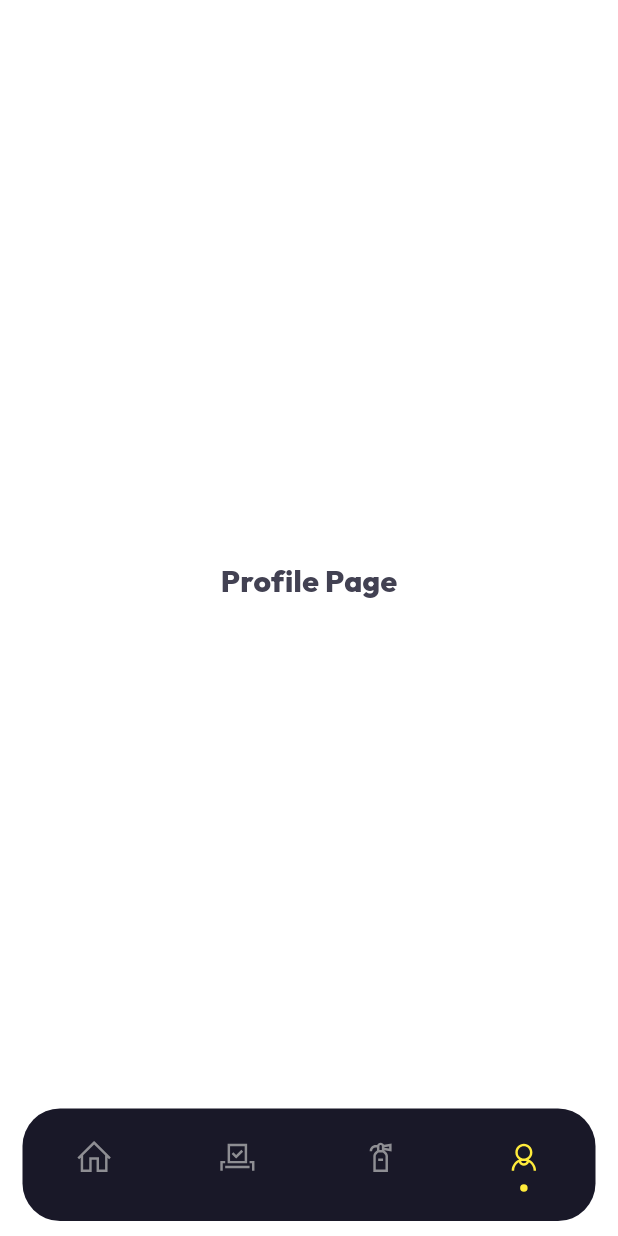
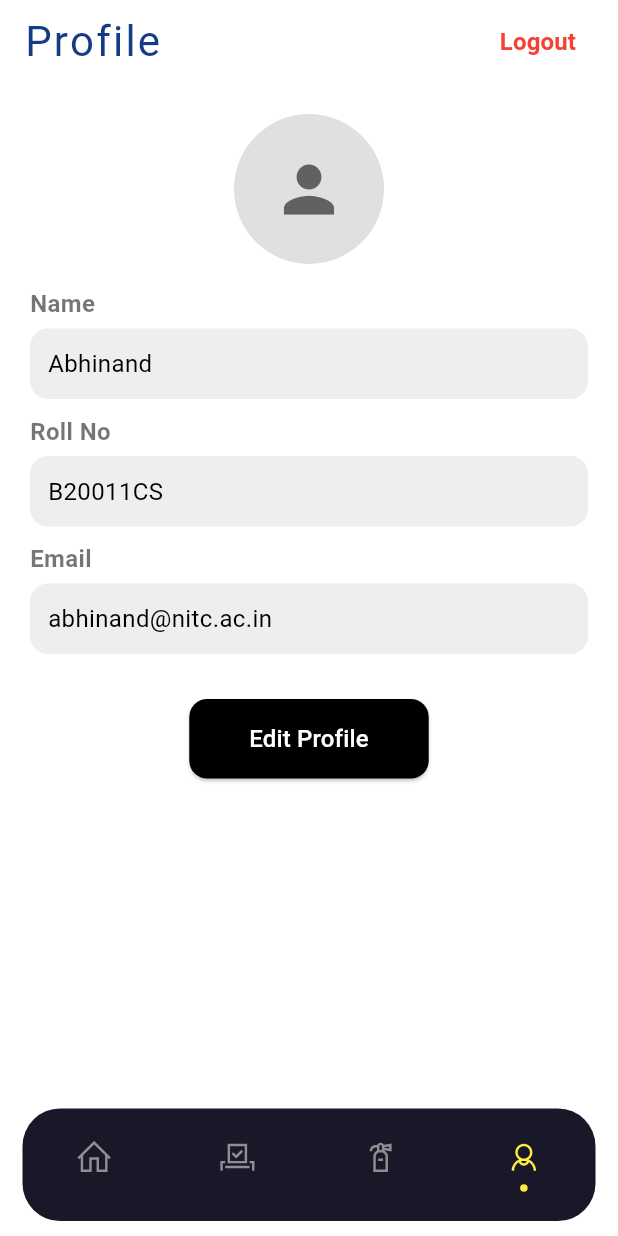
Before and after one commit to abhinandhp/univote, a Flutter app: the screen it shows once a user with an empty profile is signed in, item 4 of the bottom bar chosen, on a phone screen of 412 x 824 dp. Run offline on Flutter 3.47's test engine with Material 3 defaults, Android fonts, the phone set to English and light mode, and no system bars; drawn by our look-alikes of persistent_bottom_nav_bar; our stand-ins replace flutter_animate, flutter_spinkit, google_fonts, line_icons, lottie, shimmer and 1 more; accounts and stored records are empty; Roboto replaces fonts that are missing (Ultra); project files that could hold a hidden picture were left out.

Commit message:
enhance profile page UI with app bar, logout button, and user details

```diff
--- a/lib/pages/profilepage.dart
+++ b/lib/pages/profilepage.dart
@@ -1,18 +1,138 @@
+// import 'package:flutter/material.dart';
+// import 'package:google_fonts/google_fonts.dart';
+
+// class ProfilePage extends StatelessWidget {
+//   const ProfilePage({super.key});
+
+//   @override
+//   Widget build(BuildContext context) {
+//     return Scaffold(
+//       backgroundColor: Colors.white,
+//       body: Center(child: Text("Profile Page",style: GoogleFonts.outfit(
+//                   fontSize: 20,
+//                   fontWeight: FontWeight.w800,
+//                   color: Color.fromARGB(255, 66, 65, 82),
+//                 ),),),
+//     );
+//   }
+// }
 import 'package:flutter/material.dart';
 import 'package:google_fonts/google_fonts.dart';
+import 'package:univote/pages/loginpage.dart';
 
 class ProfilePage extends StatelessWidget {
-  const ProfilePage({super.key});
-
   @override
   Widget build(BuildContext context) {
     return Scaffold(
       backgroundColor: Colors.white,
-      body: Center(child: Text("Profile Page",style: GoogleFonts.outfit(
-                  fontSize: 20,
-                  fontWeight: FontWeight.w800,
-                  color: Color.fromARGB(255, 66, 65, 82),
-                ),),),
+      appBar: AppBar(
+        backgroundColor: Colors.white,
+        elevation: 0,
+        iconTheme: IconThemeData(color: Colors.blue.shade900),
+        title: Row(
+          mainAxisAlignment: MainAxisAlignment.spaceBetween,
+          children: [
+            Text(
+              'Profile',
+              style: GoogleFonts.ultra(
+                fontSize: 28,
+                letterSpacing: 1.5,
+                color: const Color.fromARGB(255, 22, 59, 133),
+              ),
+            ),
+            TextButton(
+              onPressed: () {
+  Navigator.pushReplacement(
+    context,
+    MaterialPageRoute(builder: (context) => LoginPage()),
+  );
+},
+              child: Text(
+                'Logout',
+                style: TextStyle(
+                  fontSize: 16,
+                  color: Colors.red,
+                  fontWeight: FontWeight.bold,
+                ),
+              ),
+            ),
+          ],
+        ),
+      ),
+      body: Padding(
+        padding: const EdgeInsets.symmetric(horizontal: 20.0),
+        child: Column(
+          crossAxisAlignment: CrossAxisAlignment.center,
+          children: [
+            SizedBox(height: 20),
+            CircleAvatar(
+              radius: 50,
+              backgroundColor: Colors.grey[300],
+              child: Icon(Icons.person, size: 50, color: Colors.grey[700]),
+            ),
+            SizedBox(height: 15),
+            ProfileDetail(title: "Name", value: "Abhinand"),
+            SizedBox(height: 10),
+            ProfileDetail(title: "Roll No", value: "B20011CS"),
+            SizedBox(height: 10),
+            ProfileDetail(title: "Email", value: "abhinand@nitc.ac.in"),
+            SizedBox(height: 30),
+            ElevatedButton(
+              onPressed: () {},
+              style: ElevatedButton.styleFrom(
+                backgroundColor: Colors.black,
+                shape: RoundedRectangleBorder(
+                  borderRadius: BorderRadius.circular(12),
+                ),
+                padding: EdgeInsets.symmetric(horizontal: 40, vertical: 15),
+
+              ),
+
+              child: Text(
+                "Edit Profile",
+                style: TextStyle(fontSize: 16, color: Colors.white),
+              ),
+            ),
+          ],
+        ),
+      ),
     );
   }
 }
+
+class ProfileDetail extends StatelessWidget {
+  final String title;
+  final String value;
+
+  ProfileDetail({required this.title, required this.value});
+
+  @override
+  Widget build(BuildContext context) {
+    return Column(
+      crossAxisAlignment: CrossAxisAlignment.start,
+      children: [
+        Text(
+          title,
+          style: TextStyle(
+            fontSize: 16,
+            fontWeight: FontWeight.bold,
+            color: Colors.black54,
+          ),
+        ),
+        SizedBox(height: 5),
+        Container(
+          width: double.infinity,
+          padding: EdgeInsets.all(12),
+          decoration: BoxDecoration(
+            color: Colors.grey[200],
+            borderRadius: BorderRadius.circular(12),
+          ),
+          child: Text(
+            value,
+            style: TextStyle(fontSize: 16, color: Colors.black),
+          ),
+        ),
+      ],
+    );
+  }
+}
```
